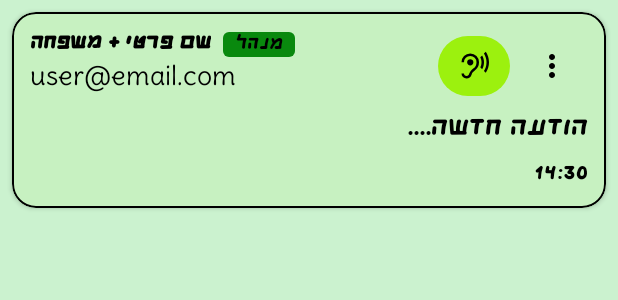
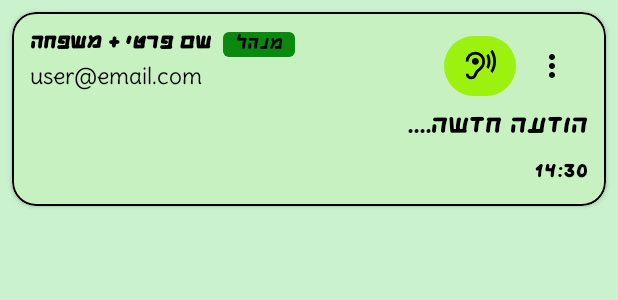
Before and after one commit to sagiv23/ShvilHazhav, an Android app: the layout item_forum_message.xml on its own in the app's theme, with its tools: preview values and no code run, on a phone screen of 412 x 824 dp. Shown: the top 300 px of the screen. Run offline under Robolectric (Android 15) with nearby library versions, the phone set to English and light mode, and no system bars.

Commit message:
TextToSpeech

```diff
--- a/app/src/main/java/com/example/sagivproject/adapters/ForumAdapter.java
+++ b/app/src/main/java/com/example/sagivproject/adapters/ForumAdapter.java
@@ -34,16 +34,6 @@ public class ForumAdapter extends BaseAdapter<ForumMessage, ForumAdapter.ForumVi
     private TextToSpeech tts;
 
     public ForumAdapter() {
-    }
-
-    private void initTTS(View v) {
-        if (tts == null) {
-            tts = new TextToSpeech(v.getContext(), status -> {
-                if (status == TextToSpeech.SUCCESS) {
-                    tts.setLanguage(new Locale("he", "IL"));
-                }
-            });
-        }
     }
 
     /**
@@ -93,13 +83,20 @@ public class ForumAdapter extends BaseAdapter<ForumMessage, ForumAdapter.ForumVi
         holder.txtUser.setText(userNameSpannable);
 
         holder.txtEmail.setText(msg.getEmail());
-        holder.txtIsAdmin.setText(msg.isSentByAdmin() ? "מנהל" : "משתמש רגיל");
+        holder.txtIsAdmin.setText(msg.isSentByAdmin() ? "מנהל" : "מטופל");
         holder.txtMessage.setText(msg.getMessage());
         holder.txtTime.setText(DateFormat.format("dd/MM/yyyy HH:mm", msg.getTimestamp()));
 
         holder.btnSpeak.setOnClickListener(v -> {
-            initTTS(v);
-            if (tts != null) {
+            if (tts == null) {
+                tts = new TextToSpeech(v.getContext(), status -> {
+                    if (status == TextToSpeech.SUCCESS) {
+                        tts.setLanguage(new Locale("he", "IL"));
+                        // Initial initialization complete, speak the text
+                        tts.speak(msg.getMessage(), TextToSpeech.QUEUE_FLUSH, null, null);
+                    }
+                });
+            } else {
                 tts.speak(msg.getMessage(), TextToSpeech.QUEUE_FLUSH, null, null);
             }
         });
--- a/app/src/main/res/layout/item_forum_message.xml
+++ b/app/src/main/res/layout/item_forum_message.xml
@@ -19,9 +19,15 @@
             android:id="@+id/ItemForumMessageTxtUser"
             android:layout_width="wrap_content"
             android:layout_height="wrap_content"
+            android:ellipsize="end"
             android:fontFamily="@font/text_hebrew"
+            android:singleLine="true"
             android:textSize="20sp"
             android:textStyle="bold"
+            app:layout_constrainedWidth="true"
+            app:layout_constraintEnd_toStartOf="@id/ItemForumMessageTxtIsAdmin"
+            app:layout_constraintHorizontal_bias="0.0"
+            app:layout_constraintHorizontal_chainStyle="packed"
             app:layout_constraintStart_toStartOf="parent"
             app:layout_constraintTop_toTopOf="parent"
             tools:text="שם פרטי + משפחה" />
@@ -35,21 +41,12 @@
             android:fontFamily="@font/text_hebrew"
             android:paddingHorizontal="8dp"
             android:textSize="18sp"
+            app:layout_constrainedWidth="true"
             app:layout_constraintBottom_toBottomOf="@id/ItemForumMessageTxtUser"
+            app:layout_constraintEnd_toStartOf="@id/ItemForumMessageBtnSpeak"
             app:layout_constraintStart_toEndOf="@id/ItemForumMessageTxtUser"
             app:layout_constraintTop_toTopOf="@id/ItemForumMessageTxtUser"
             tools:text="מנהל" />
-
-        <TextView
-            android:id="@+id/ItemForumMessageTxtEmail"
-            android:layout_width="0dp"
-            android:layout_height="wrap_content"
-            android:fontFamily="@font/text_english"
-            android:textSize="18sp"
-            app:layout_constraintEnd_toStartOf="@+id/ItemForumMessageBtnSpeak"
-            app:layout_constraintStart_toStartOf="parent"
-            app:layout_constraintTop_toBottomOf="@id/ItemForumMessageTxtUser"
-            tools:text="user@email.com" />
 
         <ImageButton
             android:id="@+id/ItemForumMessageBtnMenu"
@@ -65,16 +62,28 @@
             android:id="@+id/ItemForumMessageBtnSpeak"
             android:layout_width="48dp"
             android:layout_height="48dp"
-            android:layout_marginEnd="4dp"
             android:contentDescription="@string/השמעה"
             android:padding="0dp"
             app:icon="@drawable/ic_sound"
             app:iconGravity="textStart"
             app:iconPadding="0dp"
-            app:iconSize="20dp"
+            app:iconSize="22dp"
             app:layout_constraintBottom_toBottomOf="@id/ItemForumMessageBtnMenu"
             app:layout_constraintEnd_toStartOf="@id/ItemForumMessageBtnMenu"
             app:layout_constraintTop_toTopOf="@id/ItemForumMessageBtnMenu" />
+
+        <TextView
+            android:id="@+id/ItemForumMessageTxtEmail"
+            android:layout_width="0dp"
+            android:layout_height="wrap_content"
+            android:layout_marginTop="2dp"
+            android:layout_marginEnd="8dp"
+            android:fontFamily="@font/text_english"
+            android:textSize="15sp"
+            app:layout_constraintEnd_toStartOf="@id/ItemForumMessageBtnSpeak"
+            app:layout_constraintStart_toStartOf="parent"
+            app:layout_constraintTop_toBottomOf="@id/ItemForumMessageTxtUser"
+            tools:text="user@email.com" />
 
         <TextView
             android:id="@+id/ItemForumMessageTxtMessage"
```
